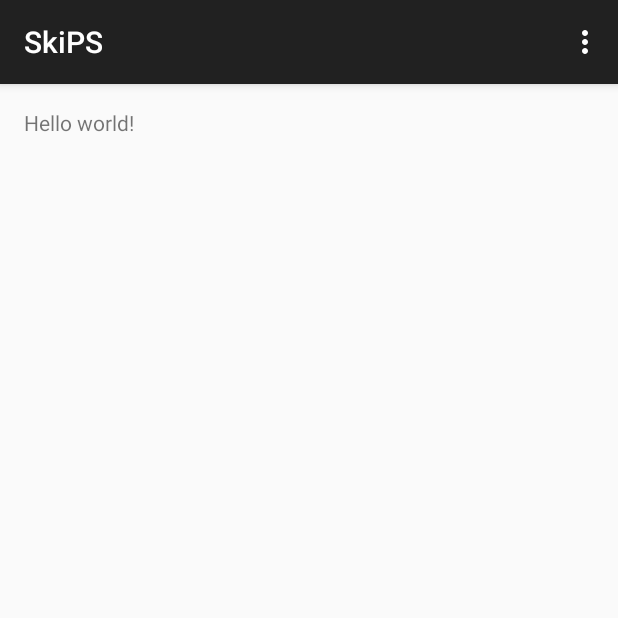
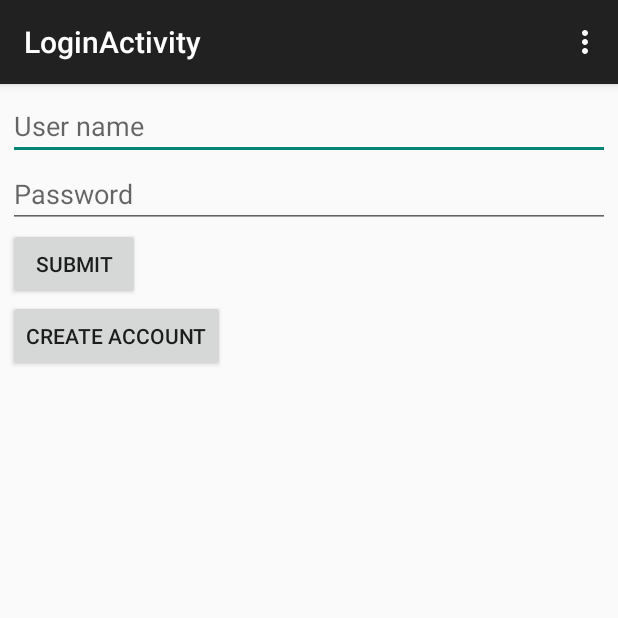
Before and after one commit to vescovia/SkiPS, an Android app: the screen it shows after launch (MainActivity before the commit, LoginActivity after it), on a phone screen of 412 x 824 dp, the top half of it. Run offline under Robolectric (Android 15) with nearby library versions, the phone set to English and light mode, and no system bars.

Commit message:
Adding new content
Adding implementation with WAMP server as well as login activity

```diff
--- a/app/build.gradle
+++ b/app/build.gradle
@@ -6,7 +6,7 @@ android {
 
     defaultConfig {
         applicationId "com.mycompany.skips"
-        minSdkVersion 9
+        minSdkVersion 11
         targetSdkVersion 21
         versionCode 1
         versionName "1.0"
@@ -20,7 +20,8 @@ android {
 }
 
 dependencies {
-    compile fileTree(dir: 'libs', include: ['*.jar'])
+    compile fileTree(include: ['*.jar'], dir: 'libs')
     compile 'com.android.support:appcompat-v7:21.0.3'
     compile 'com.google.android.gms:play-services:7.8.0'
+    compile files('libs/json-simple-1.1.1.jar')
 }
--- /dev/null
+++ b/app/src/main/java/com/mycompany/skips/LoginActivity.java
@@ -0,0 +1,53 @@
+package com.mycompany.skips;
+
+import android.content.Intent;
+import android.support.v7.app.ActionBarActivity;
+import android.os.Bundle;
+import android.view.Menu;
+import android.view.MenuItem;
+import android.view.View;
+import android.widget.TextView;
+
+
+public class LoginActivity extends ActionBarActivity {
+
+    @Override
+    protected void onCreate(Bundle savedInstanceState) {
+        super.onCreate(savedInstanceState);
+        setContentView(R.layout.activity_login);
+    }
+
+
+    @Override
+    public boolean onCreateOptionsMenu(Menu menu) {
+        // Inflate the menu; this adds items to the action bar if it is present.
+        getMenuInflater().inflate(R.menu.menu_login, menu);
+        return true;
+    }
+
+    @Override
+    public boolean onOptionsItemSelected(MenuItem item) {
+        // Handle action bar item clicks here. The action bar will
+        // automatically handle clicks on the Home/Up button, so long
+        // as you specify a parent activity in AndroidManifest.xml.
+        int id = item.getItemId();
+
+        //noinspection SimplifiableIfStatement
+        if (id == R.id.action_settings) {
+            return true;
+        }
+
+        return super.onOptionsItemSelected(item);
+    }
+    public void submit(View view) {
+        TextView userName = (TextView) findViewById(R.id.userName);
+        TextView password = (TextView) findViewById(R.id.password);
+        Intent intent = new Intent(this, MapActivity.class);
+        intent.putExtra("userName", userName.getText().toString());
+        intent.putExtra("password", password.getText().toString());
+        startActivity(intent);
+    }
+    public void sendToCreateActivity(View view) {
+
+    }
+}
--- a/app/src/main/java/com/mycompany/skips/MainActivity.java
+++ /dev/null
@@ -1,98 +0,0 @@
-package com.mycompany.skips;
-
-import android.location.Location;
-import android.support.v7.app.ActionBarActivity;
-import android.os.Bundle;
-import android.view.Menu;
-import android.view.MenuItem;
-import android.widget.Toast;
-import android.widget.TextView;
-import com.google.android.gms.common.api.GoogleApiClient;
-import com.google.android.gms.location.LocationServices;
-import com.google.android.gms.location.LocationRequest;
-import com.google.android.gms.location.LocationListener;
-import com.google.android.gms.common.ConnectionResult;
-import com.google.android.gms.common.api.GoogleApiClient.ConnectionCallbacks;
-import com.google.android.gms.common.api.GoogleApiClient.OnConnectionFailedListener;
-
-public class MainActivity extends ActionBarActivity implements GoogleApiClient.ConnectionCallbacks, GoogleApiClient.OnConnectionFailedListener, LocationListener {
-    public GoogleApiClient mGoogleApiClient;
-    public LocationRequest mLocationRequest;
-    @Override
-    protected void onCreate(Bundle savedInstanceState) {
-        super.onCreate(savedInstanceState);
-        setContentView(R.layout.activity_main);
-        buildGoogleApiClient();
-        createLocationRequest();
-    }
-
-    protected void createLocationRequest() {
-        mLocationRequest = new LocationRequest();
-        mLocationRequest.setInterval(10000);
-        mLocationRequest.setFastestInterval(5000);
-        mLocationRequest.setPriority(LocationRequest.PRIORITY_HIGH_ACCURACY);
-    }
-    protected void startLocationUpdates() {
-        LocationServices.FusedLocationApi.requestLocationUpdates(mGoogleApiClient, mLocationRequest, this);
-    }
-    @Override
-    public void onLocationChanged(Location location) {
-        TextView t = (TextView) findViewById(R.id.TextViewOne);
-        if (location != null) {
-            t.setText(String.valueOf(location.getLatitude()) + String.valueOf(location.getLongitude()));
-        } else {
-            t.setText("No location.");
-        }
-    }
-    @Override
-    public void onConnected(Bundle bundle) {
-        Toast.makeText(this, "Connected", Toast.LENGTH_SHORT).show();
-        startLocationUpdates();
-    }
-
-    @Override
-    protected void onStart() {
-        super.onStart();
-        mGoogleApiClient.connect();
-    }
-
-    @Override
-    public void onConnectionFailed(ConnectionResult connectionResult) {
-
-    }
-
-    @Override
-    public void onConnectionSuspended(int i) {
-
-    }
-
-    protected synchronized void buildGoogleApiClient() {
-        mGoogleApiClient = new GoogleApiClient.Builder(this)
-                .addConnectionCallbacks(this)
-                .addOnConnectionFailedListener(this)
-                .addApi(LocationServices.API)
-                .build();
-    }
-
-    @Override
-    public boolean onCreateOptionsMenu(Menu menu) {
-        // Inflate the menu; this adds items to the action bar if it is present.
-        getMenuInflater().inflate(R.menu.menu_main, menu);
-        return true;
-    }
-
-    @Override
-    public boolean onOptionsItemSelected(MenuItem item) {
-        // Handle action bar item clicks here. The action bar will
-        // automatically handle clicks on the Home/Up button, so long
-        // as you specify a parent activity in AndroidManifest.xml.
-        int id = item.getItemId();
-
-        //noinspection SimplifiableIfStatement
-        if (id == R.id.action_settings) {
-            return true;
-        }
-
-        return super.onOptionsItemSelected(item);
-    }
-}
--- /dev/null
+++ b/app/src/main/res/layout/activity_login.xml
@@ -0,0 +1,33 @@
+<LinearLayout xmlns:android="http://schemas.android.com/apk/res/android"
+    xmlns:tools="http://schemas.android.com/tools" android:layout_width="match_parent"
+    android:layout_height="match_parent" android:paddingLeft="@dimen/activity_horizontal_margin"
+    android:paddingRight="@dimen/activity_horizontal_margin"
+    android:paddingTop="@dimen/activity_vertical_margin"
+    android:paddingBottom="@dimen/activity_vertical_margin"
+    android:orientation="vertical"
+    tools:context="com.mycompany.skips.LoginActivity">
+
+    <EditText
+    android:id="@+id/userName"
+    android:layout_width="fill_parent"
+    android:layout_height="wrap_content"
+    android:hint="@string/userName" />
+
+    <EditText
+        android:id="@+id/password"
+        android:layout_width="fill_parent"
+        android:layout_height="wrap_content"
+        android:hint="@string/password"
+        android:password = "true"/>
+    <Button
+        android:layout_width="wrap_content"
+        android:layout_height="wrap_content"
+        android:text="Submit"
+        android:onClick="submit"/>
+    <Button
+        android:layout_width="wrap_content"
+        android:layout_height="wrap_content"
+        android:text="Create Account"
+        android:onClick="sendToCreateActivity"/>
+
+</LinearLayout>
--- a/app/src/main/res/layout/activity_main.xml
+++ /dev/null
@@ -1,11 +0,0 @@
-<RelativeLayout xmlns:android="http://schemas.android.com/apk/res/android"
-    xmlns:tools="http://schemas.android.com/tools" android:layout_width="match_parent"
-    android:layout_height="match_parent" android:paddingLeft="@dimen/activity_horizontal_margin"
-    android:paddingRight="@dimen/activity_horizontal_margin"
-    android:paddingTop="@dimen/activity_vertical_margin"
-    android:paddingBottom="@dimen/activity_vertical_margin" tools:context=".MainActivity">
-
-    <TextView android:text="@string/hello_world" android:id="@id/TextViewOne" android:layout_width="wrap_content"
-        android:layout_height="wrap_content" />
-
-</RelativeLayout>
--- /dev/null
+++ b/app/src/main/res/menu/menu_login.xml
@@ -0,0 +1,7 @@
+<menu xmlns:android="http://schemas.android.com/apk/res/android"
+    xmlns:app="http://schemas.android.com/apk/res-auto"
+    xmlns:tools="http://schemas.android.com/tools"
+    tools:context="com.mycompany.skips.LoginActivity">
+    <item android:id="@+id/action_settings" android:title="@string/action_settings"
+        android:orderInCategory="100" app:showAsAction="never" />
+</menu>
--- /dev/null
+++ b/app/src/main/res/menu/menu_map.xml
@@ -0,0 +1,6 @@
+<menu xmlns:android="http://schemas.android.com/apk/res/android"
+    xmlns:app="http://schemas.android.com/apk/res-auto"
+    xmlns:tools="http://schemas.android.com/tools" tools:context="com.mycompany.skips.MapActivity">
+    <item android:id="@+id/action_settings" android:title="@string/action_settings"
+        android:orderInCategory="100" app:showAsAction="never" />
+</menu>
--- a/app/src/main/res/values/dimens.xml
+++ b/app/src/main/res/values/dimens.xml
@@ -1,5 +1,5 @@
 <resources>
     <!-- Default screen margins, per the Android Design guidelines. -->
-    <dimen name="activity_horizontal_margin">16dp</dimen>
-    <dimen name="activity_vertical_margin">16dp</dimen>
+    <dimen name="activity_horizontal_margin">5dp</dimen>
+    <dimen name="activity_vertical_margin">5dp</dimen>
 </resources>
--- a/app/src/main/res/values/strings.xml
+++ b/app/src/main/res/values/strings.xml
@@ -4,5 +4,10 @@
     <string name="app_name">SkiPS</string>
     <string name="hello_world">Hello world!</string>
     <string name="action_settings">Settings</string>
+    <string name="userName">User name</string>
+    <string name="password">Password</string>
+    <string name="title_activity_map">MapActivity</string>
+    <string name="title_activity_friend">FriendActivity</string>
+    <string name="title_activity_login">LoginActivity</string>
 
 </resources>
```
Also changed, not shown: app/src/main/AndroidManifest.xml (+18 -3 lines), app/src/main/java/com/mycompany/skips/FriendActivity.java (added, +165 -0 lines), app/src/main/java/com/mycompany/skips/MapActivity.java (added, +108 -0 lines), app/src/main/java/com/mycompany/skips/TestParser.java (added, +100 -0 lines), app/src/main/res/layout/activity_friend.xml (added, +15 -0 lines), app/src/main/res/layout/activity_map.xml (added, +33 -0 lines), app/src/main/res/layout/list_item.xml (added, +22 -0 lines), app/src/main/res/menu/menu_friend.xml (added, +7 -0 lines), app/libs/json-simple-1.1.1.jar (added), 1 other file.
